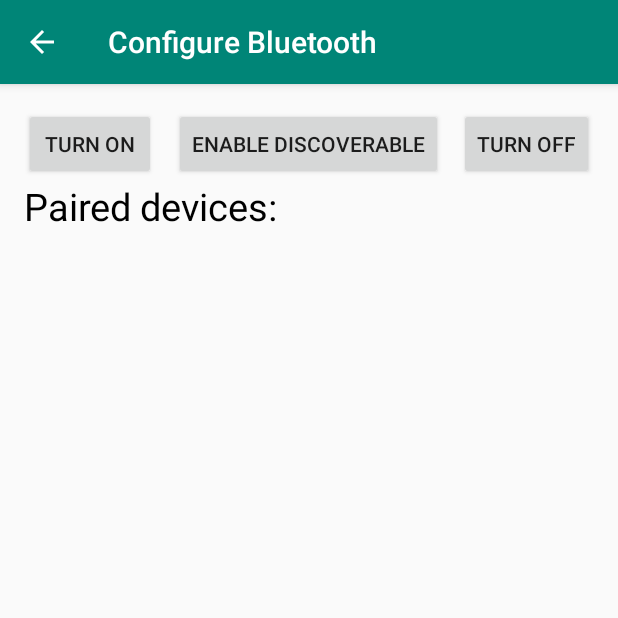
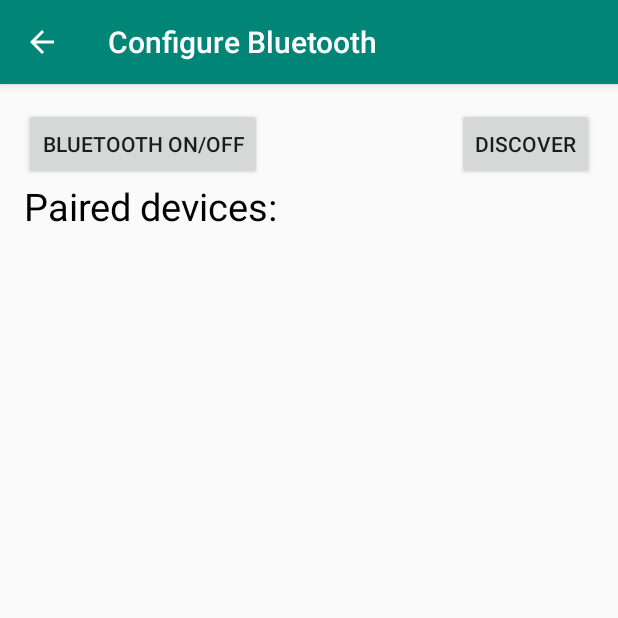
Before and after one commit to auszhang/ECE180D-Project, an Android app: the DisplayBluetoothSetup screen opened directly, with no data from a screen before it, on a phone screen of 412 x 824 dp, the top half of it. Run offline under Robolectric (Android 15) with nearby library versions, the phone set to English and light mode, and no system bars.

Commit message:
merged on and off buttons into toggle button, added discover feature

```diff
--- a/CapApp/app/src/main/res/layout/activity_display_bluetooth_setup.xml
+++ b/CapApp/app/src/main/res/layout/activity_display_bluetooth_setup.xml
@@ -13,43 +13,31 @@
 
 
     <Button
-        android:text="Turn On"
+        android:text="Bluetooth ON/OFF"
         android:layout_width="wrap_content"
         android:layout_height="wrap_content"
         android:layout_alignParentTop="true"
         android:layout_alignParentLeft="true"
-        android:id="@+id/button"
+        android:id="@+id/button_on_off"
         android:clickable="true"
-        android:onClick="on" />
+         />
 
     <Button
-        android:text="Enable Discoverable"
+        android:text="Discover"
         android:id="@+id/button2"
         android:layout_width="wrap_content"
         android:layout_height="wrap_content"
-        android:layout_alignBottom="@+id/button"
         android:layout_alignParentTop="true"
-        android:layout_centerHorizontal="true"
+        android:layout_alignParentRight="true"
         android:onClick="visible" />
-
-    <Button
-        android:text="Turn off"
-        android:layout_width="wrap_content"
-        android:layout_height="wrap_content"
-        android:onClick="off"
-        android:id="@+id/button4"
-        android:layout_below="@+id/button"
-        android:layout_alignParentRight="true"
-        android:layout_alignParentTop="true" />
-
 
     <ListView
         android:layout_width="wrap_content"
         android:layout_height="wrap_content"
         android:id="@+id/listView"
         android:layout_alignParentBottom="true"
-        android:layout_alignLeft="@+id/button"
-        android:layout_alignStart="@+id/button"
+        android:layout_alignLeft="@+id/button_on_off"
+        android:layout_alignStart="@+id/button_on_off"
         android:layout_below="@+id/textView2" />
 
     <TextView
@@ -59,7 +47,7 @@
         android:id="@+id/textView2"
         android:textColor="#000000"
         android:textSize="25dp"
-        android:layout_below="@+id/button4"
+        android:layout_below="@+id/button2"
         android:layout_alignLeft="@+id/listView"
         android:layout_alignStart="@+id/listView" />
 
```
Also changed, not shown: CapApp/app/src/main/java/com/example/capapp/DisplayBluetoothSetup.java (+27 -19 lines), 87 other files.
